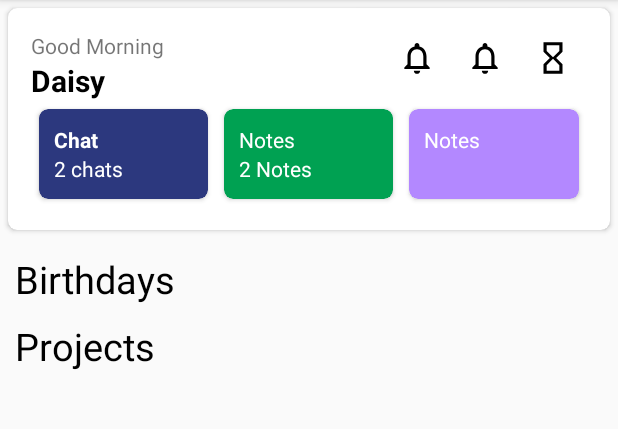
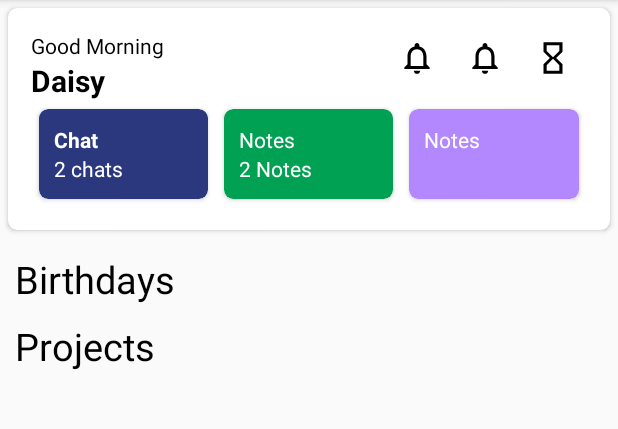
Before and after one commit to SubhrajyotiSen/NoName, an Android app: the screen it shows after launch (MainActivity), on a phone screen of 412 x 824 dp, the part 84-513 px from its top. Run offline under Robolectric (Android 15) with nearby library versions, the phone set to English and light mode, and no system bars; our stand-ins replace ButterKnife, Picasso, RxJava; libraries missing offline, so code that uses them is left out: com.jakewharton.retrofit2; pictures from the network do not load; 3 statements that could not run were skipped.

Commit message:
chore: use span to show task progress properly
Also change default text color to black

```diff
--- a/app/src/main/res/layout/activity_main.xml
+++ b/app/src/main/res/layout/activity_main.xml
@@ -17,7 +17,6 @@
             android:paddingLeft="10dp"
             android:paddingTop="10dp"
             android:paddingRight="10dp"
-            android:textColor="@color/colorBlack"
             android:textSize="25sp"
             android:text="Birthdays"/>
 
@@ -34,7 +33,6 @@
             android:paddingLeft="10dp"
             android:paddingTop="10dp"
             android:paddingRight="10dp"
-            android:textColor="@color/colorBlack"
             android:textSize="25sp"
             android:text="Projects"/>
 
--- a/app/src/main/res/layout/projects_layout.xml
+++ b/app/src/main/res/layout/projects_layout.xml
@@ -27,7 +27,7 @@
             android:layout_height="wrap_content"
             android:id="@+id/projectProgress"
             android:textStyle="bold"
-            android:textSize="30sp"
+            android:textSize="25sp"
             android:paddingTop="15dp"/>
 
         <TextView
--- a/app/src/main/res/layout/quickview_layout.xml
+++ b/app/src/main/res/layout/quickview_layout.xml
@@ -26,7 +26,6 @@
             android:id="@+id/userName"
             android:textStyle="bold"
             android:textSize="20sp"
-            android:textColor="@color/colorBlack"
             android:layout_below="@id/dayGreeting"
             android:text="Daisy"/>
 
--- a/app/src/main/res/values/styles.xml
+++ b/app/src/main/res/values/styles.xml
@@ -6,6 +6,7 @@
         <item name="colorPrimary">@color/colorPrimary</item>
         <item name="colorPrimaryDark">@color/colorPrimaryDark</item>
         <item name="colorAccent">@color/colorAccent</item>
+        <item name="android:textColor">@android:color/black</item>
     </style>
 
 </resources>
```
Also changed, not shown: app/src/main/java/me/subhrajyoti/myday/adapters/ProjectsAdapter.java (+9 -1 lines), 3 other files.
